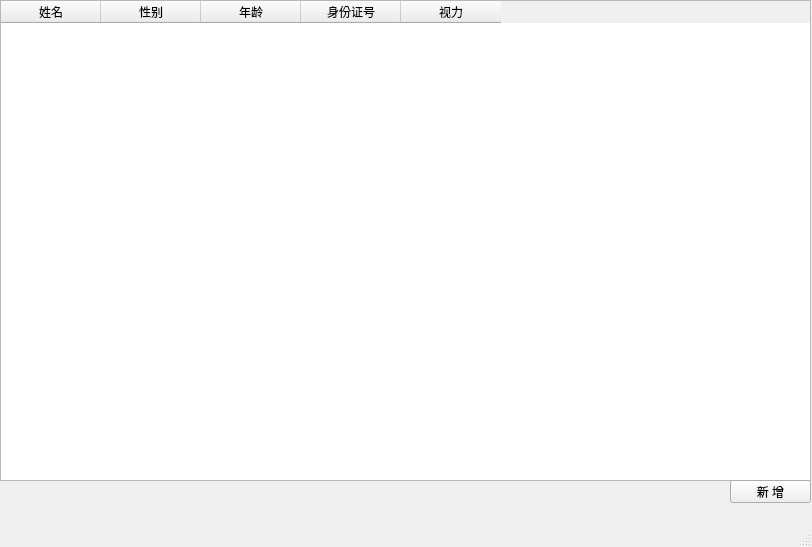
This is main.ui in charismafight/dioptric as Qt 5 draws it before an edit. The edited form follows.
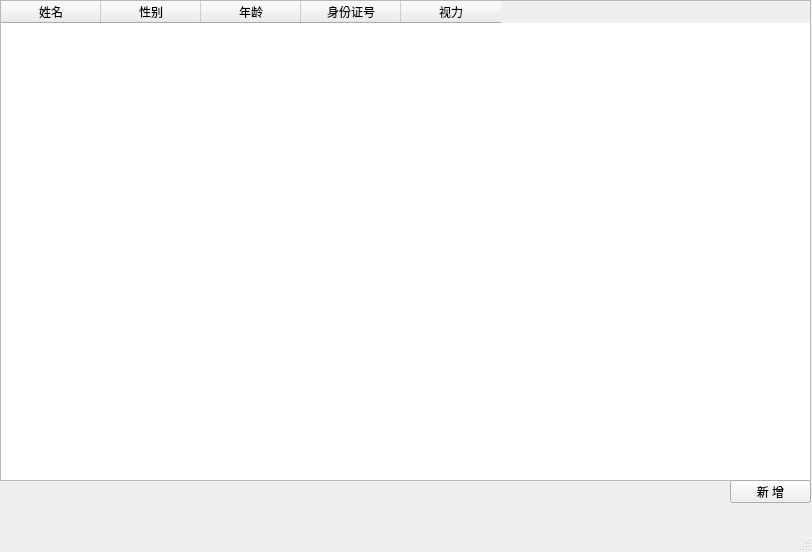
This is the edited form.

The edit to the form file:
```diff
--- a/main.ui
+++ b/main.ui
@@ -7,7 +7,7 @@
     <x>0</x>
     <y>0</y>
     <width>812</width>
-    <height>547</height>
+    <height>552</height>
    </rect>
   </property>
   <property name="windowTitle">
```
Left out of the diff: 23 changed lines with no effect on the pictures.
